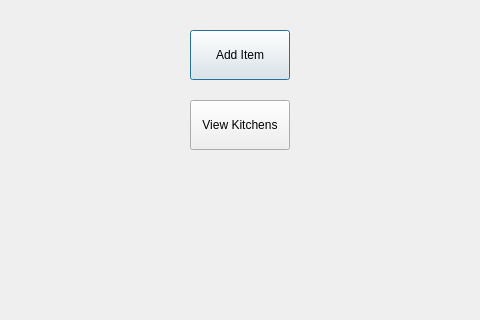
First picture: the form in Frontend/KitchenMenu.ui, repository YY0NII/DeskFood, before the edit; both pictures show x 360 to 840 and y 100 to 420 of the 1200 by 800 pixel window.
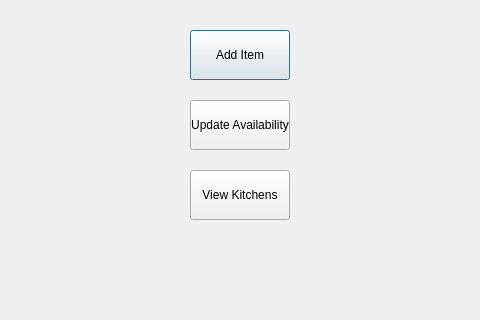
Second picture: the form after the edit.

Commit message: Uploading Jeralds Update Item Availability ui and functionality as well as well as my changes to deskfood library such as the new custom enums class for status

What changed in the file:
```diff
--- a/Frontend/KitchenMenu.ui
+++ b/Frontend/KitchenMenu.ui
@@ -56,7 +56,7 @@
     <property name="geometry">
      <rect>
       <x>550</x>
-      <y>200</y>
+      <y>270</y>
       <width>100</width>
       <height>50</height>
      </rect>
@@ -65,6 +65,19 @@
      <string>View Kitchens</string>
     </property>
    </widget>
+   <widget class="QPushButton" name="updateAvailabilityBTN">
+    <property name="geometry">
+     <rect>
+      <x>550</x>
+      <y>200</y>
+      <width>100</width>
+      <height>50</height>
+     </rect>
+    </property>
+    <property name="text">
+     <string>Update Availability</string>
+    </property>
+   </widget>
   </widget>
  </widget>
  <resources/>
```
Left out of the diff: 4 changed lines with no effect on the pictures. The commit also changes 6 other files.
